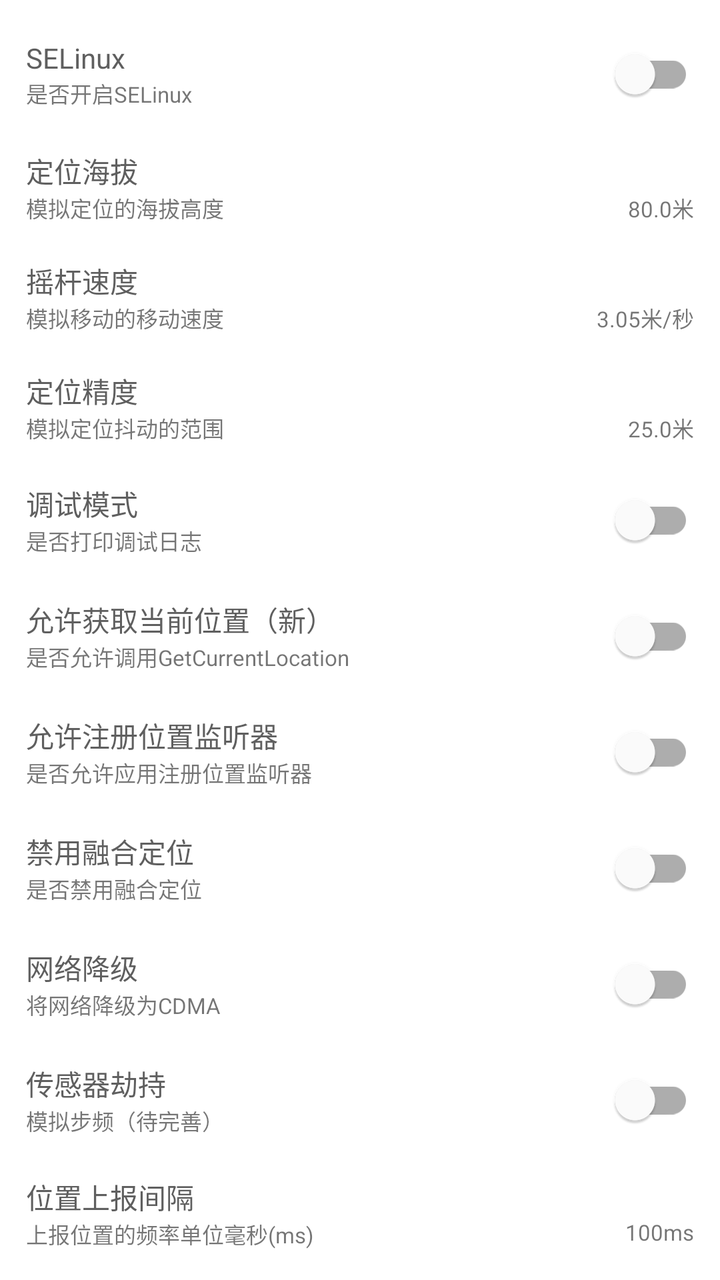
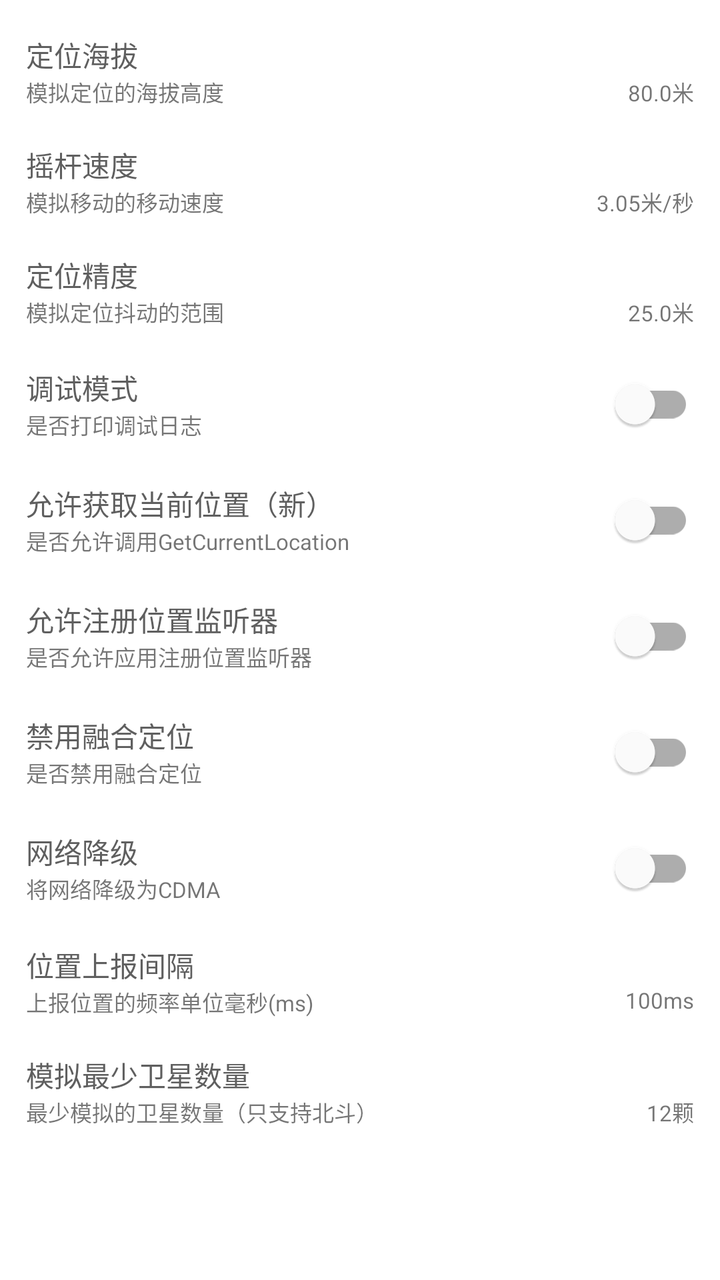

Screens rendered from an Android XML layout before and after an edit, with the pre-edit source and the edit as a unified diff.
<!-- AndroidManifest.xml: application theme AppTheme -->
<!-- res/layout/fragment_settings.xml -->
<?xml version="1.0" encoding="utf-8"?>
<androidx.constraintlayout.widget.ConstraintLayout xmlns:android="http://schemas.android.com/apk/res/android"
    xmlns:app="http://schemas.android.com/apk/res-auto"
    xmlns:tools="http://schemas.android.com/tools"
    android:layout_width="match_parent"
    android:layout_height="match_parent"
    android:padding="8dp"
    tools:context=".ui.settings.SettingsFragment">

    <ScrollView
        android:layout_width="match_parent"
        android:layout_height="0dp"
        app:layout_constraintTop_toTopOf="parent"
        app:layout_constraintStart_toStartOf="parent">

        <LinearLayout
            android:layout_width="match_parent"
            android:layout_height="wrap_content"
            android:orientation="vertical">

            <LinearLayout
                android:id="@+id/selinux_layout"
                android:layout_width="match_parent"
                android:layout_height="wrap_content"
                android:gravity="center_vertical"
                android:orientation="horizontal"
                android:padding="5dp">
                <LinearLayout
                    android:layout_width="0dp"
                    android:layout_height="wrap_content"
                    android:layout_weight="1"
                    android:orientation="vertical"
                    android:gravity="center_vertical">
                    <com.google.android.material.textview.MaterialTextView
                        android:layout_width="wrap_content"
                        android:layout_height="wrap_content"
                        android:text="@string/selinux"
                        android:textColor="@color/portal_mini_title_color" />
                    <com.google.android.material.textview.MaterialTextView
                        android:layout_width="wrap_content"
                        android:layout_height="wrap_content"
                        android:text="@string/need_open_selinux"
                        android:textSize="11sp" />
                </LinearLayout>
                <com.google.android.material.switchmaterial.SwitchMaterial
                    android:id="@+id/selinux_switch"
                    android:layout_width="0dp"
                    android:layout_weight="1"
                    android:layout_height="wrap_content"
                    android:layout_gravity="center_vertical"
                    app:useMaterialThemeColors="true"/>
            </LinearLayout>

            <androidx.constraintlayout.widget.ConstraintLayout
                android:id="@+id/altitude_layout"
                android:layout_width="match_parent"
                android:layout_height="wrap_content"
                android:gravity="center_vertical"
                android:padding="5dp"
                android:layout_marginTop="4dp"
                android:layout_marginBottom="4dp">

                <com.google.android.material.textview.MaterialTextView
                    android:id="@+id/altitude_title"
                    android:layout_width="wrap_content"
                    android:layout_height="wrap_content"
                    android:text="@string/altitude"
                    android:textColor="@color/portal_mini_title_color"
                    app:layout_constraintStart_toStartOf="parent"
                    app:layout_constraintTop_toTopOf="parent"/>

                <com.google.android.material.textview.MaterialTextView
                    android:id="@+id/altitude_desc"
                    android:layout_width="wrap_content"
                    android:layout_height="wrap_content"
                    android:text="@string/altitude_desc"
                    android:textSize="11sp"
                    app:layout_constraintStart_toStartOf="parent"
                    app:layout_constraintTop_toBottomOf="@id/altitude_title"/>

                <com.google.android.material.textview.MaterialTextView
                    android:id="@+id/altitude_value"
                    android:layout_width="wrap_content"
                    android:layout_height="wrap_content"
                    android:text="80.0米"
                    android:textSize="11sp"
                    app:layout_constraintTop_toBottomOf="@id/altitude_title"
                    app:layout_constraintEnd_toEndOf="parent" />

            </androidx.constraintlayout.widget.ConstraintLayout>

            <androidx.constraintlayout.widget.ConstraintLayout
                android:id="@+id/speed_layout"
                android:layout_width="match_parent"
                android:layout_height="wrap_content"
                android:gravity="center_vertical"
                android:padding="5dp"
                android:layout_marginTop="4dp"
                android:layout_marginBottom="4dp">

                <com.google.android.material.textview.MaterialTextView
                    android:id="@+id/speed_title"
                    android:layout_width="wrap_content"
                    android:layout_height="wrap_content"
                    android:text="@string/rocker_speed"
                    android:textColor="@color/portal_mini_title_color"
                    app:layout_constraintStart_toStartOf="parent"
                    app:layout_constraintTop_toTopOf="parent"/>

                <com.google.android.material.textview.MaterialTextView
                    android:id="@+id/speed_desc"
                    android:layout_width="wrap_content"
                    android:layout_height="wrap_content"
                    android:text="@string/rocker_speed_desc"
                    android:textSize="11sp"
                    app:layout_constraintStart_toStartOf="parent"
                    app:layout_constraintTop_toBottomOf="@id/speed_title"/>

                <com.google.android.material.textview.MaterialTextView
                    android:id="@+id/speed_value"
                    android:layout_width="wrap_content"
                    android:layout_height="wrap_content"
                    android:text="3.05米/秒"
                    android:textSize="11sp"
                    app:layout_constraintTop_toBottomOf="@id/speed_title"
                    app:layout_constraintEnd_toEndOf="parent" />

            </androidx.constraintlayout.widget.ConstraintLayout>

            <androidx.constraintlayout.widget.ConstraintLayout
                android:id="@+id/accuracy_layout"
                android:layout_width="match_parent"
                android:layout_height="wrap_content"
                android:gravity="center_vertical"
                android:padding="5dp"
                android:layout_marginTop="4dp"
                android:layout_marginBottom="4dp">

                <com.google.android.material.textview.MaterialTextView
                    android:id="@+id/accuracy_title"
                    android:layout_width="wrap_content"
                    android:layout_height="wrap_content"
                    android:text="@string/accuracy"
                    android:textColor="@color/portal_mini_title_color"
                    app:layout_constraintStart_toStartOf="parent"
                    app:layout_constraintTop_toTopOf="parent"/>

                <com.google.android.material.textview.MaterialTextView
                    android:id="@+id/accuracy_desc"
                    android:layout_width="wrap_content"
                    android:layout_height="wrap_content"
                    android:text="@string/accuracy_desc"
                    android:textSize="11sp"
                    app:layout_constraintStart_toStartOf="parent"
                    app:layout_constraintTop_toBottomOf="@id/accuracy_title"/>

                <com.google.android.material.textview.MaterialTextView
                    android:id="@+id/accuracy_value"
                    android:layout_width="wrap_content"
                    android:layout_height="wrap_content"
                    android:text="25.0米"
                    android:textSize="11sp"
                    app:layout_constraintTop_toBottomOf="@id/accuracy_title"
                    app:layout_constraintEnd_toEndOf="parent" />

            </androidx.constraintlayout.widget.ConstraintLayout>

            <LinearLayout
                android:id="@+id/debug_layout"
                android:layout_width="match_parent"
                android:layout_height="wrap_content"
                android:padding="5dp"
                android:gravity="center_vertical"
                android:orientation="horizontal">
                <LinearLayout
                    android:layout_width="0dp"
                    android:layout_height="wrap_content"
                    android:layout_weight="1"
                    android:orientation="vertical"
                    android:gravity="center_vertical">
                    <com.google.android.material.textview.MaterialTextView
                        android:layout_width="wrap_content"
                        android:layout_height="wrap_content"
                        android:text="@string/debug"
                        android:textColor="@color/portal_mini_title_color" />
                    <com.google.android.material.textview.MaterialTextView
                        android:layout_width="wrap_content"
                        android:layout_height="wrap_content"
                        android:text="@string/debug_desc"
                        android:textSize="11sp" />
                </LinearLayout>
                <com.google.android.material.switchmaterial.SwitchMaterial
                    android:id="@+id/debug_switch"
                    android:layout_width="0dp"
                    android:layout_weight="1"
                    android:layout_height="wrap_content"
                    android:layout_gravity="center_vertical"
                    app:useMaterialThemeColors="true"/>
            </LinearLayout>

            <LinearLayout
                android:id="@+id/dgc_layout"
                android:layout_width="match_parent"
                android:layout_height="wrap_content"
                android:gravity="center_vertical"
                android:padding="5dp"
                android:orientation="horizontal">
                <LinearLayout
                    android:layout_width="0dp"
                    android:layout_height="wrap_content"
                    android:layout_weight="1"
                    android:orientation="vertical"
                    android:gravity="center_vertical">
                    <com.google.android.material.textview.MaterialTextView
                        android:layout_width="wrap_content"
                        android:layout_height="wrap_content"
                        android:text="@string/dgc"
                        android:textColor="@color/portal_mini_title_color" />
                    <com.google.android.material.textview.MaterialTextView
                        android:layout_width="wrap_content"
                        android:layout_height="wrap_content"
                        android:text="@string/dgc_desc"
                        android:textSize="11sp" />
                </LinearLayout>
                <com.google.android.material.switchmaterial.SwitchMaterial
                    android:id="@+id/dgc_switch"
                    android:layout_width="0dp"
                    android:layout_weight="1"
                    android:layout_height="wrap_content"
                    android:layout_gravity="center_vertical"
                    app:useMaterialThemeColors="true"/>
            </LinearLayout>

            <LinearLayout
                android:id="@+id/rll_layout"
                android:layout_width="match_parent"
                android:layout_height="wrap_content"
                android:gravity="center_vertical"
                android:padding="5dp"
                android:orientation="horizontal">
                <LinearLayout
                    android:layout_width="0dp"
                    android:layout_height="wrap_content"
                    android:layout_weight="1"
                    android:orientation="vertical"
                    android:gravity="center_vertical">
                    <com.google.android.material.textview.MaterialTextView
                        android:layout_width="wrap_content"
                        android:layout_height="wrap_content"
                        android:text="@string/rll"
                        android:textColor="@color/portal_mini_title_color" />
                    <com.google.android.material.textview.MaterialTextView
                        android:layout_width="wrap_content"
                        android:layout_height="wrap_content"
                        android:text="@string/rll_desc"
                        android:textSize="11sp" />
                </LinearLayout>
                <com.google.android.material.switchmaterial.SwitchMaterial
                    android:id="@+id/rll_switch"
                    android:layout_width="0dp"
                    android:layout_weight="1"
                    android:layout_height="wrap_content"
                    android:layout_gravity="center_vertical"
                    app:useMaterialThemeColors="true"/>
            </LinearLayout>

            <LinearLayout
                android:id="@+id/dfused_layout"
                android:layout_width="match_parent"
                android:layout_height="wrap_content"
                android:gravity="center_vertical"
                android:padding="5dp"
                android:orientation="horizontal">
                <LinearLayout
                    android:layout_width="0dp"
                    android:layout_height="wrap_content"
                    android:layout_weight="1"
                    android:orientation="vertical"
                    android:gravity="center_vertical">
                    <com.google.android.material.textview.MaterialTextView
                        android:layout_width="wrap_content"
                        android:layout_height="wrap_content"
                        android:text="@string/dfused"
                        android:textColor="@color/portal_mini_title_color" />
                    <com.google.android.material.textview.MaterialTextView
                        android:layout_width="wrap_content"
                        android:layout_height="wrap_content"
                        android:text="@string/dfused_desc"
                        android:textSize="11sp" />
                </LinearLayout>
                <com.google.android.material.switchmaterial.SwitchMaterial
                    android:id="@+id/dfused_switch"
                    android:layout_width="0dp"
                    android:layout_weight="1"
                    android:layout_height="wrap_content"
                    android:layout_gravity="center_vertical"
                    app:useMaterialThemeColors="true"/>
            </LinearLayout>

            <LinearLayout
                android:id="@+id/cdma_layout"
                android:layout_width="match_parent"
                android:layout_height="wrap_content"
                android:gravity="center_vertical"
                android:padding="5dp"
                android:orientation="horizontal">
                <LinearLayout
                    android:layout_width="0dp"
                    android:layout_height="wrap_content"
                    android:layout_weight="1"
                    android:orientation="vertical"
                    android:gravity="center_vertical">
                    <com.google.android.material.textview.MaterialTextView
                        android:layout_width="wrap_content"
                        android:layout_height="wrap_content"
                        android:text="@string/cdma"
                        android:textColor="@color/portal_mini_title_color" />
                    <com.google.android.material.textview.MaterialTextView
                        android:layout_width="wrap_content"
                        android:layout_height="wrap_content"
                        android:text="@string/cdma_desc"
                        android:textSize="11sp" />
                </LinearLayout>
                <com.google.android.material.switchmaterial.SwitchMaterial
                    android:id="@+id/cdma_switch"
                    android:layout_width="0dp"
                    android:layout_weight="1"
                    android:layout_height="wrap_content"
                    android:layout_gravity="center_vertical"
                    app:useMaterialThemeColors="true"/>
            </LinearLayout>

            <LinearLayout
                android:id="@+id/sensor_hook_layout"
                android:layout_width="match_parent"
                android:layout_height="wrap_content"
                android:gravity="center_vertical"
                android:padding="5dp"
                android:orientation="horizontal">
                <LinearLayout
                    android:layout_width="0dp"
                    android:layout_height="wrap_content"
                    android:layout_weight="1"
                    android:orientation="vertical"
                    android:gravity="center_vertical">
                    <com.google.android.material.textview.MaterialTextView
                        android:layout_width="wrap_content"
                        android:layout_height="wrap_content"
                        android:text="@string/hook_sensor"
                        android:textColor="@color/portal_mini_title_color" />
                    <com.google.android.material.textview.MaterialTextView
                        android:layout_width="wrap_content"
                        android:layout_height="wrap_content"
                        android:text="@string/hook_sensor_desc"
                        android:textSize="11sp" />
                </LinearLayout>
                <com.google.android.material.switchmaterial.SwitchMaterial
                    android:id="@+id/sensor_hook_switch"
                    android:layout_width="0dp"
                    android:layout_weight="1"
                    android:layout_height="wrap_content"
                    android:layout_gravity="center_vertical"
                    app:useMaterialThemeColors="true"/>
            </LinearLayout>

            <androidx.constraintlayout.widget.ConstraintLayout
                android:id="@+id/report_duration_layout"
                android:layout_width="match_parent"
                android:layout_height="wrap_content"
                android:gravity="center_vertical"
                android:padding="5dp"
                android:layout_marginTop="4dp"
                android:layout_marginBottom="4dp">

                <com.google.android.material.textview.MaterialTextView
                    android:id="@+id/report_duration_title"
                    android:layout_width="wrap_content"
                    android:layout_height="wrap_content"
                    android:text="@string/item_report_duration_title"
                    android:textColor="@color/portal_mini_title_color"
                    app:layout_constraintStart_toStartOf="parent"
                    app:layout_constraintTop_toTopOf="parent"/>

                <com.google.android.material.textview.MaterialTextView
                    android:id="@+id/report_duration_desc"
                    android:layout_width="wrap_content"
                    android:layout_height="wrap_content"
                    android:text="@string/item_report_duration_desc"
                    android:textSize="11sp"
                    app:layout_constraintStart_toStartOf="parent"
                    app:layout_constraintTop_toBottomOf="@id/report_duration_title"/>

                <com.google.android.material.textview.MaterialTextView
                    android:id="@+id/report_duration_value"
                    android:layout_width="wrap_content"
                    android:layout_height="wrap_content"
                    android:text="@string/item_report_duration_value"
                    android:textSize="11sp"
                    app:layout_constraintTop_toBottomOf="@id/report_duration_title"
                    app:layout_constraintEnd_toEndOf="parent" />

            </androidx.constraintlayout.widget.ConstraintLayout>

            <androidx.constraintlayout.widget.ConstraintLayout
                android:id="@+id/satellite_count_layout"
                android:layout_width="match_parent"
                android:layout_height="wrap_content"
                android:gravity="center_vertical"
                android:padding="5dp"
                android:layout_marginTop="4dp"
                android:layout_marginBottom="4dp">

                <com.google.android.material.textview.MaterialTextView
                    android:id="@+id/satellite_count_title"
                    android:layout_width="wrap_content"
                    android:layout_height="wrap_content"
                    android:text="模拟最少卫星数量"
                    android:textColor="@color/portal_mini_title_color"
                    app:layout_constraintStart_toStartOf="parent"
                    app:layout_constraintTop_toTopOf="parent"/>

                <com.google.android.material.textview.MaterialTextView
                    android:id="@+id/satellite_count_desc"
                    android:layout_width="wrap_content"
                    android:layout_height="wrap_content"
                    android:text="最少模拟的卫星数量（只支持北斗）"
                    android:textSize="11sp"
                    app:layout_constraintStart_toStartOf="parent"
                    app:layout_constraintTop_toBottomOf="@id/satellite_count_title"/>

                <com.google.android.material.textview.MaterialTextView
                    android:id="@+id/satellite_count_value"
                    android:layout_width="wrap_content"
                    android:layout_height="wrap_content"
                    android:text="12颗"
                    android:textSize="11sp"
                    app:layout_constraintTop_toBottomOf="@id/satellite_count_title"
                    app:layout_constraintEnd_toEndOf="parent" />

            </androidx.constraintlayout.widget.ConstraintLayout>
        </LinearLayout>

    </ScrollView>
</androidx.constraintlayout.widget.ConstraintLayout>
<!-- resources referenced by this layout -->
<resources>
  <color name="portal_mini_title_color">#5F5F5F</color>
  <string name="accuracy">定位精度</string>
  <string name="accuracy_desc">模拟定位抖动的范围</string>
  <string name="altitude">定位海拔</string>
  <string name="altitude_desc">模拟定位的海拔高度</string>
  <string name="cdma">网络降级</string>
  <string name="cdma_desc">将网络降级为CDMA</string>
  <string name="debug">调试模式</string>
  <string name="debug_desc">是否打印调试日志</string>
  <string name="dfused">禁用融合定位</string>
  <string name="dfused_desc">是否禁用融合定位</string>
  <string name="dgc">允许获取当前位置（新）</string>
  <string name="dgc_desc">是否允许调用GetCurrentLocation</string>
  <string name="hook_sensor">传感器劫持</string>
  <string name="hook_sensor_desc">模拟步频（待完善）</string>
  <string name="item_report_duration_desc">上报位置的频率单位毫秒(ms)</string>
  <string name="item_report_duration_title">位置上报间隔</string>
  <string name="item_report_duration_value">100ms</string>
  <string name="need_open_selinux">是否开启SELinux</string>
  <string name="rll">允许注册位置监听器</string>
  <string name="rll_desc">是否允许应用注册位置监听器</string>
  <string name="rocker_speed">摇杆速度</string>
  <string name="rocker_speed_desc">模拟移动的移动速度</string>
  <string name="selinux">SELinux</string>
  <style name="AppTheme" parent="Theme.MaterialComponents.Light.NoActionBar">
          <item name="colorPrimaryVariant">@color/purple_700</item>
          <item name="colorOnPrimary">@color/portal_appbar_color</item>
          <item name="colorSecondary">@color/portal_appbar_color</item>
          <item name="colorSecondaryVariant">@color/portal_appbar_color_center</item>
  
  
          <item name="colorOnSecondary">@color/white</item>
          <item name="colorPrimary">@color/theme_appbar_color</item>
          <item name="colorControlHighlight">@color/theme_focused_touch</item>
  
          <item name="colorPrimaryDark">@color/portal_appbar_color</item>
          <item name="android:statusBarColor">@android:color/transparent</item>
          <item name="windowActionModeOverlay">true</item>
          <item name="windowActionBar">false</item>
          <item name="windowNoTitle">true</item>
          <item name="android:windowDrawsSystemBarBackgrounds">true</item>
          <item name="android:windowTranslucentStatus">true</item>
          <item name="colorControlNormal">@color/white</item>
          <item name="colorControlActivated">@color/portal_appbar_color_dark</item>
          <item name="android:textColorHint">@android:color/white</item>
          <item name="android:editTextColor">@android:color/white</item>
          <item name="searchViewStyle">@style/Portal.SearchViewStyle</item>
          <item name="selectableItemBackgroundBorderless">@drawable/ripple_effect</item>
          <item name="sliderStyle">@style/Portal.SliderTheme</item>
      </style>
  <color name="purple_700">#FF3700B3</color>
  <color name="portal_appbar_color">#5F5F5F</color>
  <color name="portal_appbar_color_center">#494949</color>
  <color name="white">#FFFFFFFF</color>
  <color name="theme_appbar_color">#5F5F5F</color>
  <color name="theme_focused_touch">#A0A0A0</color>
  <color name="portal_appbar_color_dark">#373737</color>
  <style name="Portal.SearchViewStyle" parent="Widget.AppCompat.SearchView">
      </style>
  <!-- drawable ripple_effect (drawable) -->
  <ripple xmlns:android="http://schemas.android.com/apk/res/android"
      android:color="@color/selected_color">
      <item android:id="@android:id/mask" android:drawable="@color/white"/>
  </ripple >
  <style name="Portal.SliderTheme" parent="Widget.MaterialComponents.Slider">
  
      </style>
  <color name="selected_color">#BCBCBC</color>
</resources>

<!-- the commit's change to res/layout/fragment_settings.xml (unified diff, before → after) -->
@@ -20,6 +20,7 @@
 
             <LinearLayout
                 android:id="@+id/selinux_layout"
+                android:visibility="gone"
                 android:layout_width="match_parent"
                 android:layout_height="wrap_content"
                 android:gravity="center_vertical"
@@ -334,6 +335,7 @@
                 android:id="@+id/sensor_hook_layout"
                 android:layout_width="match_parent"
                 android:layout_height="wrap_content"
+                android:visibility="gone"
                 android:gravity="center_vertical"
                 android:padding="5dp"
                 android:orientation="horizontal">
